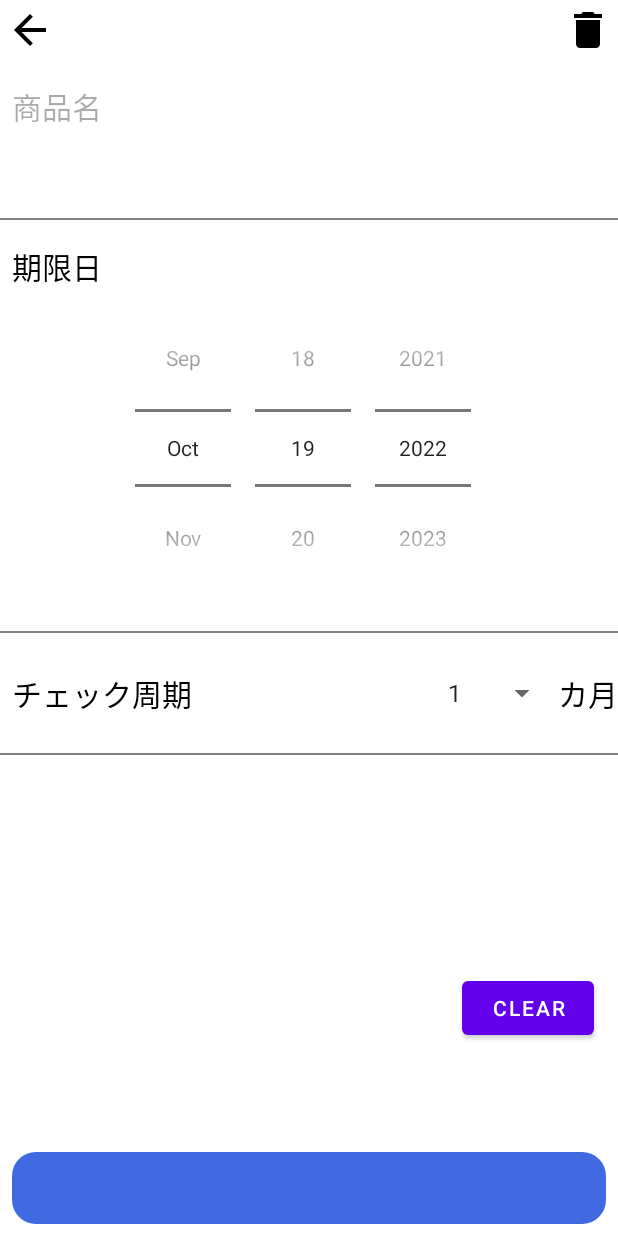
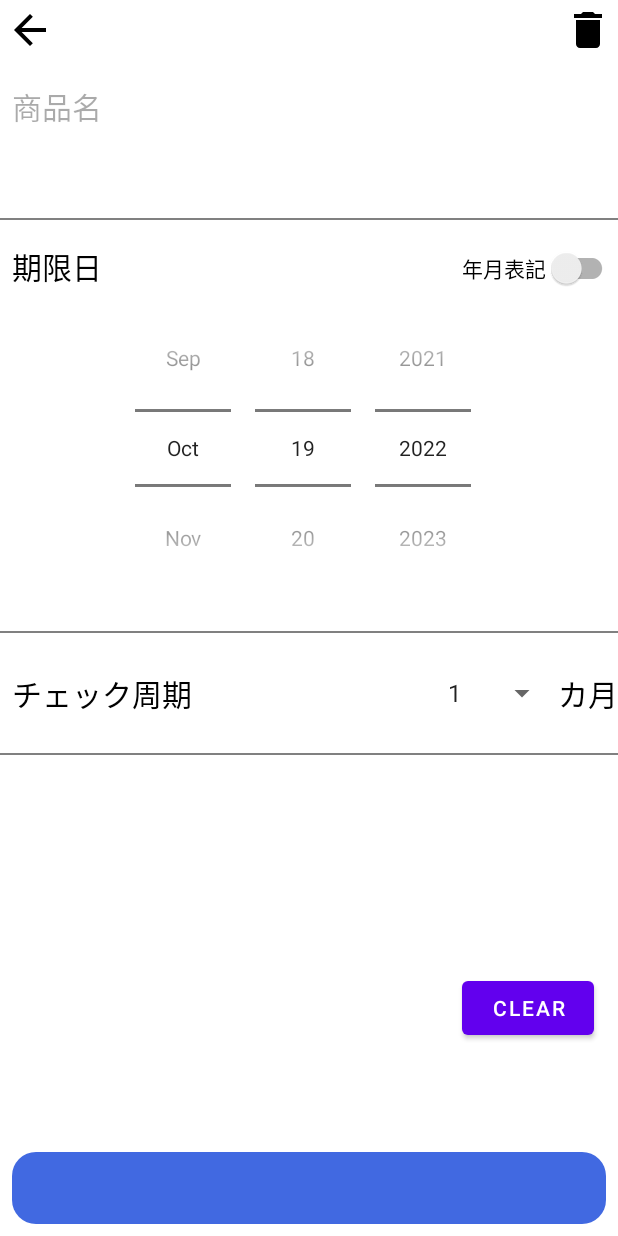
Before and after one commit to tabatad/DeadlineMonitor, an Android app: the fragment ItemInfoFragment placed in its activity, on a phone screen of 412 x 824 dp. Run offline under Robolectric (Android 15) with nearby library versions, the phone set to English and light mode, and no system bars; our stand-ins replace Room's generated code, data binding; libraries missing offline, so code that uses them is left out: com.journeyapps.barcodescanner; 3 statements that could not run were skipped.

Commit message:
[add]期限が年月表示の商品に対応

```diff
--- a/app/src/main/java/com/tabata/deadlinemonitor/database/ItemInfo.kt
+++ b/app/src/main/java/com/tabata/deadlinemonitor/database/ItemInfo.kt
@@ -21,5 +21,8 @@ data class ItemInfo(
     val checkCycle: Int = -1,
 
     @ColumnInfo(name = "next_check_date")
-    val nextCheckDate: Date? = Date()
+    val nextCheckDate: Date? = Date(),
+
+    @ColumnInfo(name = "is_checked")
+    val isChecked: Int = 0
 )
--- a/app/src/main/java/com/tabata/deadlinemonitor/database/ItemInfoDatabase.kt
+++ b/app/src/main/java/com/tabata/deadlinemonitor/database/ItemInfoDatabase.kt
@@ -6,7 +6,7 @@ import androidx.room.Room
 import androidx.room.RoomDatabase
 import androidx.room.TypeConverters
 
-@Database(entities = [ItemInfo::class], version = 2, exportSchema = false)
+@Database(entities = [ItemInfo::class], version = 3, exportSchema = false)
 @TypeConverters(Converters::class)
 abstract class ItemInfoDatabase : RoomDatabase() {
 
--- a/app/src/main/java/com/tabata/deadlinemonitor/iteminfo/ItemInfoFragment.kt
+++ b/app/src/main/java/com/tabata/deadlinemonitor/iteminfo/ItemInfoFragment.kt
@@ -1,7 +1,6 @@
 package com.tabata.deadlinemonitor.iteminfo
 
 import android.app.AlertDialog
-import android.content.DialogInterface
 import android.os.Build
 import android.os.Bundle
 import android.view.LayoutInflater
@@ -10,17 +9,17 @@ import android.view.ViewGroup
 import android.widget.AdapterView
 import android.widget.ArrayAdapter
 import android.widget.DatePicker
+import android.widget.NumberPicker
 import androidx.fragment.app.Fragment
 import androidx.lifecycle.ViewModelProvider
 import androidx.navigation.fragment.findNavController
 import androidx.navigation.fragment.navArgs
-import com.google.android.material.snackbar.Snackbar
 import com.tabata.deadlinemonitor.R
 import com.tabata.deadlinemonitor.database.ItemInfoDatabase
 import com.tabata.deadlinemonitor.databinding.FragmentItemInfoBinding
 import java.util.*
 
-class ItemInfoFragment : Fragment(), DatePicker.OnDateChangedListener {
+class ItemInfoFragment : Fragment(), DatePicker.OnDateChangedListener, NumberPicker.OnValueChangeListener {
 
     private var _binding: FragmentItemInfoBinding? = null
     private val binding get() = _binding!!
@@ -65,6 +64,12 @@ class ItemInfoFragment : Fragment(), DatePicker.OnDateChangedListener {
                     val month = calendar.get(Calendar.MONTH)
                     val day = calendar.get(Calendar.DAY_OF_MONTH)
                     binding.datePicker.init(year, month, day, this)
+                    binding.yearPicker.value = year
+                    binding.monthPicker.value = month + 1
+
+                    if (itemInfo.isChecked == 1) {
+                        binding.pickerSwitch.isChecked = true
+                    }
 
                     binding.checkCycleSpinner.setSelection(itemInfo.checkCycle - 1)
 
@@ -72,6 +77,11 @@ class ItemInfoFragment : Fragment(), DatePicker.OnDateChangedListener {
                 }
                 binding.registerButton.text = "更新"
             } else {
+                // 年月のPickerの初期値設定
+                val calendar = Calendar.getInstance()
+                binding.yearPicker.value = calendar.get(Calendar.YEAR)
+                binding.monthPicker.value = calendar.get(Calendar.MONTH) + 1
+
                 binding.registerButton.text = "登録"
             }
         }
@@ -104,6 +114,32 @@ class ItemInfoFragment : Fragment(), DatePicker.OnDateChangedListener {
         // DatePickerのリスナーの設定
         if (Build.VERSION.SDK_INT >= Build.VERSION_CODES.O) {
             binding.datePicker.setOnDateChangedListener(this)
+        }
+
+        // 年月のみのPickerの設定
+        binding.yearPicker.let {
+            it.maxValue = 2100
+            it.minValue = 1900
+            it.setOnValueChangedListener(this)
+        }
+        binding.monthPicker.let {
+            it.maxValue = 12
+            it.minValue = 1
+            it.setOnValueChangedListener(this)
+        }
+
+        // Pickerの取得モード変更スイッチの設定
+        val switch = binding.pickerSwitch
+        switch.setOnCheckedChangeListener { _, isChecked ->
+            if (isChecked) {
+                binding.datePicker.visibility = View.INVISIBLE
+                binding.monthYearPicker.visibility = View.VISIBLE
+                itemInfoViewModel.onCheck()
+            } else {
+                binding.datePicker.visibility = View.VISIBLE
+                binding.monthYearPicker.visibility = View.INVISIBLE
+                itemInfoViewModel.offCheck()
+            }
         }
 
         // 登録ボタンのオブザーバー
@@ -157,4 +193,22 @@ class ItemInfoFragment : Fragment(), DatePicker.OnDateChangedListener {
         super.onDestroyView()
         _binding = null
     }
+
+    override fun onValueChange(picker: NumberPicker?, old: Int, new: Int) {
+        if (picker == binding.monthPicker) {
+            if (old == 12 && new == 1) {
+                binding.yearPicker.value += 1
+            }
+            if (old == 1 && new == 12) {
+                binding.yearPicker.value -= 1
+            }
+        }
+
+        val calendar = Calendar.getInstance()
+        calendar.set(Calendar.YEAR, binding.yearPicker.value)
+        calendar.set(Calendar.MONTH, binding.monthPicker.value - 1)
+        val lastDayOfMonth = calendar.getActualMaximum(Calendar.DATE)   // 月末の日付を取得
+        calendar.set(Calendar.DAY_OF_MONTH, lastDayOfMonth)
+        itemInfoViewModel.deadlineDate = calendar.time
+    }
 }
--- a/app/src/main/res/layout/fragment_item_info.xml
+++ b/app/src/main/res/layout/fragment_item_info.xml
@@ -76,6 +76,41 @@
             android:text="@string/deadline"
             app:layout_constraintStart_toStartOf="parent"
             app:layout_constraintTop_toBottomOf="@+id/bar1" />
+
+        <androidx.appcompat.widget.SwitchCompat
+            android:id="@+id/picker_switch"
+            android:layout_width="wrap_content"
+            android:layout_height="wrap_content"
+            android:layout_marginTop="@dimen/small_margin"
+            android:text="@string/year_month_switch"
+            app:layout_constraintEnd_toEndOf="parent"
+            app:layout_constraintTop_toBottomOf="@+id/bar1"/>
+
+        <LinearLayout
+            android:id="@+id/month_year_picker"
+            android:layout_width="wrap_content"
+            android:layout_height="wrap_content"
+            android:orientation="horizontal"
+            android:visibility="invisible"
+            app:layout_constraintBottom_toBottomOf="@+id/date_picker"
+            app:layout_constraintEnd_toEndOf="parent"
+            app:layout_constraintStart_toStartOf="parent"
+            app:layout_constraintTop_toBottomOf="@+id/date_picker_text">
+
+            <NumberPicker
+                android:id="@+id/year_picker"
+                android:layout_width="wrap_content"
+                android:layout_height="wrap_content"
+                android:layout_marginStart="@dimen/small_margin"
+                android:layout_marginEnd="@dimen/small_margin" />
+
+            <NumberPicker
+                android:id="@+id/month_picker"
+                android:layout_width="wrap_content"
+                android:layout_height="wrap_content"
+                android:layout_marginStart="@dimen/small_margin"
+                android:layout_marginEnd="@dimen/small_margin" />
+        </LinearLayout>
 
         <DatePicker
             android:id="@+id/date_picker"
--- a/app/src/main/res/values/strings.xml
+++ b/app/src/main/res/values/strings.xml
@@ -12,4 +12,5 @@
     <string name="deadline_date">期限日</string>
     <string name="delete_button">削除</string>
     <string name="cycle_month">カ月</string>
+    <string name="year_month_switch">年月表記</string>
 </resources>
```
Also changed, not shown: app/src/main/java/com/tabata/deadlinemonitor/home/ItemListViewAdapter.kt (+12 -4 lines), app/src/main/java/com/tabata/deadlinemonitor/iteminfo/ItemInfoViewModel.kt (+11 -3 lines).
